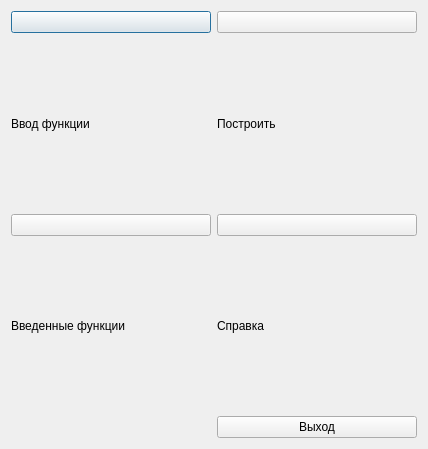
The window that mainmenu.ui (spellanser/graphx) describes before a commit, drawn with Qt 5.
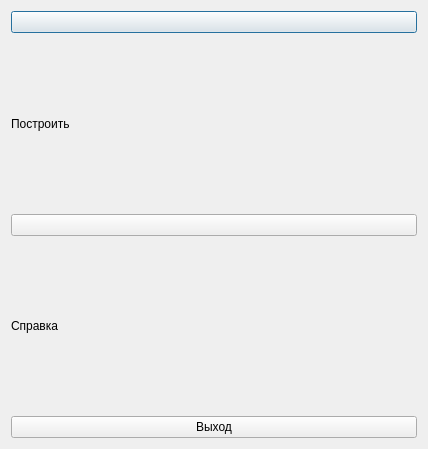
The same window after the commit. Icons and pictures are not drawn.

What changed in the file:
```diff
--- a/mainmenu.ui
+++ b/mainmenu.ui
@@ -19,39 +19,6 @@
   </property>
   <layout class="QGridLayout" name="gridLayout">
    <item row="0" column="0">
-    <widget class="QPushButton" name="pushButton">
-     <property name="toolTip">
-      <string>&lt;!DOCTYPE HTML PUBLIC &quot;-//W3C//DTD HTML 4.0//EN&quot; &quot;http://www.w3.org/TR/REC-html40/strict.dtd&quot;&gt;
-&lt;html&gt;&lt;head&gt;&lt;meta name=&quot;qrichtext&quot; content=&quot;1&quot; /&gt;&lt;style type=&quot;text/css&quot;&gt;
-p, li { white-space: pre-wrap; }
-&lt;/style&gt;&lt;/head&gt;&lt;body style=&quot; font-family:'Ubuntu'; font-size:11pt; font-weight:400; font-style:normal;&quot;&gt;
-&lt;p style=&quot; margin-top:0px; margin-bottom:0px; margin-left:0px; margin-right:0px; -qt-block-indent:0; text-indent:0px;&quot;&gt;&lt;span style=&quot; font-style:italic;&quot;&gt;Ввод исходной функции для последующего построения графика данной функции.&lt;/span&gt;&lt;/p&gt;&lt;/body&gt;&lt;/html&gt;</string>
-     </property>
-     <property name="styleSheet">
-      <string notr="true"/>
-     </property>
-     <property name="text">
-      <string/>
-     </property>
-     <property name="icon">
-      <iconset resource="res.qrc">
-       <normaloff>:/Res/res/7c1c9491ba7c6e8d6d2cfa82e39b22ca82.png</normaloff>:/Res/res/7c1c9491ba7c6e8d6d2cfa82e39b22ca82.png</iconset>
-     </property>
-     <property name="iconSize">
-      <size>
-       <width>115</width>
-       <height>140</height>
-      </size>
-     </property>
-     <property name="default">
-      <bool>false</bool>
-     </property>
-     <property name="flat">
-      <bool>false</bool>
-     </property>
-    </widget>
-   </item>
-   <item row="0" column="1">
     <widget class="QPushButton" name="pushButton_2">
      <property name="toolTip">
       <string>&lt;!DOCTYPE HTML PUBLIC &quot;-//W3C//DTD HTML 4.0//EN&quot; &quot;http://www.w3.org/TR/REC-html40/strict.dtd&quot;&gt;
@@ -76,13 +43,6 @@
     </widget>
    </item>
    <item row="1" column="0">
-    <widget class="QLabel" name="label">
-     <property name="text">
-      <string>Ввод функции</string>
-     </property>
-    </widget>
-   </item>
-   <item row="1" column="1">
     <widget class="QLabel" name="label_2">
      <property name="text">
       <string>Построить</string>
@@ -90,23 +50,6 @@
     </widget>
    </item>
    <item row="2" column="0">
-    <widget class="QPushButton" name="pushButton_3">
-     <property name="text">
-      <string/>
-     </property>
-     <property name="icon">
-      <iconset resource="res.qrc">
-       <normaloff>:/Res/res/-history.png</normaloff>:/Res/res/-history.png</iconset>
-     </property>
-     <property name="iconSize">
-      <size>
-       <width>115</width>
-       <height>140</height>
-      </size>
-     </property>
-    </widget>
-   </item>
-   <item row="2" column="1">
     <widget class="QPushButton" name="pushButton_4">
      <property name="toolTip">
       <string>&lt;!DOCTYPE HTML PUBLIC &quot;-//W3C//DTD HTML 4.0//EN&quot; &quot;http://www.w3.org/TR/REC-html40/strict.dtd&quot;&gt;
@@ -131,20 +74,13 @@
     </widget>
    </item>
    <item row="3" column="0">
-    <widget class="QLabel" name="label_3">
-     <property name="text">
-      <string>Введенные функции</string>
-     </property>
-    </widget>
-   </item>
-   <item row="3" column="1">
     <widget class="QLabel" name="label_4">
      <property name="text">
       <string>Справка</string>
      </property>
     </widget>
    </item>
-   <item row="4" column="1">
+   <item row="4" column="0">
     <widget class="QPushButton" name="pushButton_5">
      <property name="text">
       <string>Выход</string>
```
